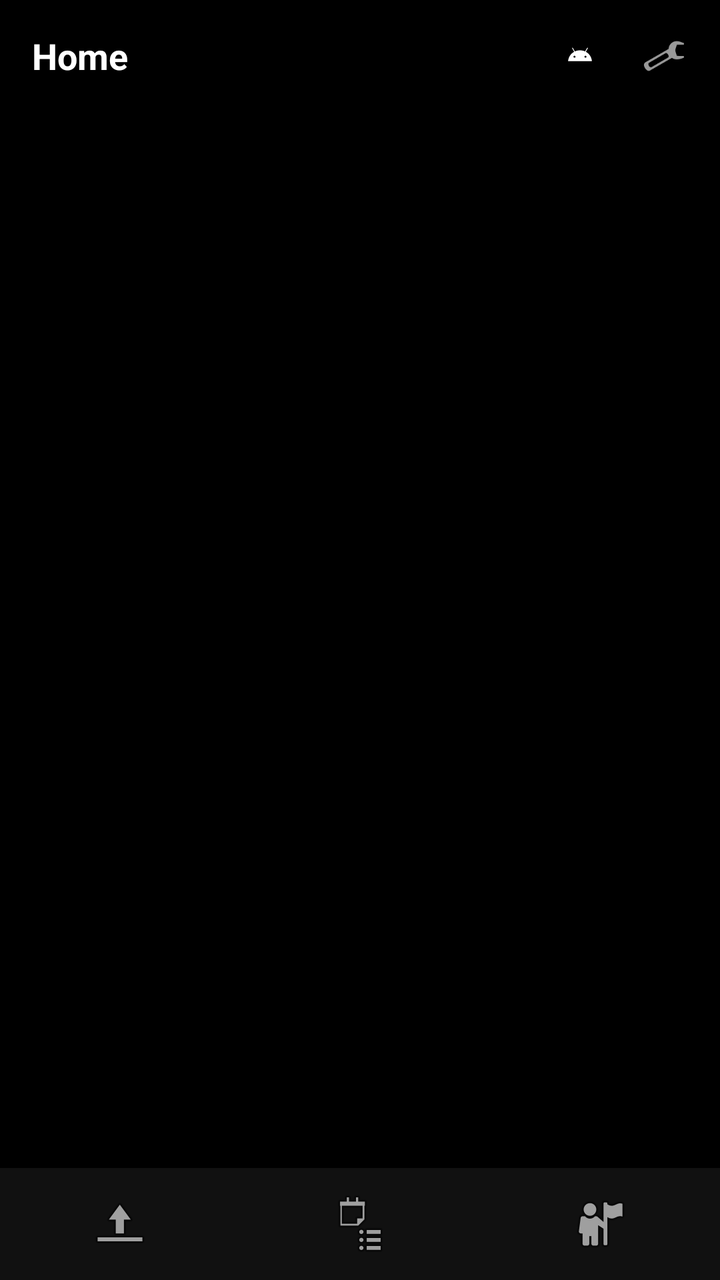
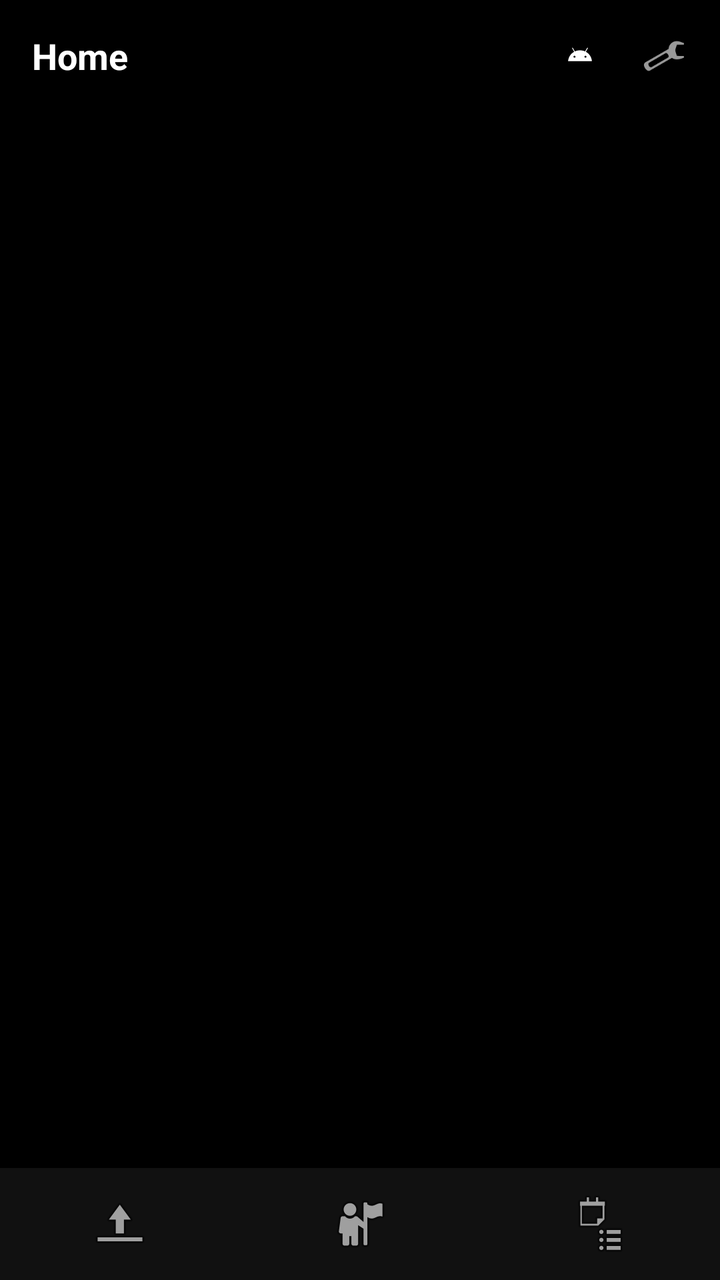

Screens rendered from an Android XML layout before and after an edit, with the pre-edit source and the edit as a unified diff.
<!-- AndroidManifest.xml: application theme Theme.GymPlanner -->
<!-- res/layout/activity_home.xml -->
<?xml version="1.0" encoding="utf-8"?>
<LinearLayout xmlns:android="http://schemas.android.com/apk/res/android"
    xmlns:app="http://schemas.android.com/apk/res-auto"
    android:layout_width="match_parent"
    android:layout_height="match_parent"
    android:orientation="vertical"
    android:background="#000000">

    
    <LinearLayout
        android:layout_width="match_parent"
        android:layout_height="56dp"
        android:orientation="horizontal"
        android:gravity="center_vertical"
        android:paddingStart="16dp"
        android:paddingEnd="16dp"
        android:background="#000000">

        <TextView
            android:layout_width="0dp"
            android:layout_height="wrap_content"
            android:layout_weight="1"
            android:text="Home"
            android:textColor="#FFFFFF"
            android:textSize="18sp"
            android:textStyle="bold" />

        <ImageView
            android:layout_width="28dp"
            android:layout_height="28dp"
            android:src="@drawable/ic_launcher_foreground"
            android:contentDescription="Logo"
            android:layout_marginEnd="16dp" />

        <ImageView
            android:id="@+id/btnConfiguracoes"
            android:layout_width="24dp"
            android:layout_height="24dp"
            android:src="@android:drawable/ic_menu_manage"
            android:contentDescription="Configurações" />

    </LinearLayout>

    
    <ListView
        android:id="@+id/lvTreinosRecentes"
        android:layout_width="match_parent"
        android:layout_height="0dp"
        android:layout_weight="1"
        android:padding="16dp"
        android:clipToPadding="false"
        android:divider="@null"
        android:dividerHeight="0dp" />

    
    <LinearLayout
        android:layout_width="match_parent"
        android:layout_height="56dp"
        android:orientation="horizontal"
        android:background="#111111"
        android:gravity="center">

        <ImageButton
            android:id="@+id/btnNavTreino"
            android:layout_width="0dp"
            android:layout_height="match_parent"
            android:layout_weight="1"
            android:src="@android:drawable/ic_menu_upload"
            android:background="@null"
            android:contentDescription="Iniciar Treino" />

        <ImageButton
            android:id="@+id/btnNavHistory"
            android:layout_width="0dp"
            android:layout_height="match_parent"
            android:layout_weight="1"
            android:src="@android:drawable/ic_menu_agenda"
            android:background="@null"
            android:contentDescription="Home" />

        <ImageButton
            android:id="@+id/btnNavSplit"
            android:layout_width="0dp"
            android:layout_height="match_parent"
            android:layout_weight="1"
            android:src="@android:drawable/ic_menu_myplaces"
            android:background="@null"
            android:contentDescription="Perfil" />

    </LinearLayout>

</LinearLayout>
<!-- resources referenced by this layout -->
<resources>
  <!-- drawable ic_launcher_foreground (drawable) -->
  <vector xmlns:android="http://schemas.android.com/apk/res/android"
      xmlns:aapt="http://schemas.android.com/aapt"
      android:width="108dp"
      android:height="108dp"
      android:viewportWidth="108"
      android:viewportHeight="108">
      <path android:pathData="M31,63.928c0,0 6.4,-11 12.1,-13.1c7.2,-2.6 26,-1.4 26,-1.4l38.1,38.1L107,108.928l-32,-1L31,63.928z">
          <aapt:attr name="android:fillColor">
              <gradient
                  android:endX="85.84757"
                  android:endY="92.4963"
                  android:startX="42.9492"
                  android:startY="49.59793"
                  android:type="linear">
                  <item
                      android:color="#44000000"
                      android:offset="0.0" />
                  <item
                      android:color="#00000000"
                      android:offset="1.0" />
              </gradient>
          </aapt:attr>
      </path>
      <path
          android:fillColor="#FFFFFF"
          android:fillType="nonZero"
          android:pathData="M65.3,45.828l3.8,-6.6c0.2,-0.4 0.1,-0.9 -0.3,-1.1c-0.4,-0.2 -0.9,-0.1 -1.1,0.3l-3.9,6.7c-6.3,-2.8 -13.4,-2.8 -19.7,0l-3.9,-6.7c-0.2,-0.4 -0.7,-0.5 -1.1,-0.3C38.8,38.328 38.7,38.828 38.9,39.228l3.8,6.6C36.2,49.428 31.7,56.028 31,63.928h46C76.3,56.028 71.8,49.428 65.3,45.828zM43.4,57.328c-0.8,0 -1.5,-0.5 -1.8,-1.2c-0.3,-0.7 -0.1,-1.5 0.4,-2.1c0.5,-0.5 1.4,-0.7 2.1,-0.4c0.7,0.3 1.2,1 1.2,1.8C45.3,56.528 44.5,57.328 43.4,57.328L43.4,57.328zM64.6,57.328c-0.8,0 -1.5,-0.5 -1.8,-1.2s-0.1,-1.5 0.4,-2.1c0.5,-0.5 1.4,-0.7 2.1,-0.4c0.7,0.3 1.2,1 1.2,1.8C66.5,56.528 65.6,57.328 64.6,57.328L64.6,57.328z"
          android:strokeWidth="1"
          android:strokeColor="#00000000" />
  </vector>
  <style name="Theme.GymPlanner" parent="Base.Theme.GymPlanner" />
  <style name="Base.Theme.GymPlanner" parent="Theme.Material3.DayNight.NoActionBar">
          
          
      </style>
</resources>

<!-- the commit's change to res/layout/activity_home.xml (unified diff, before → after) -->
@@ -74,7 +74,7 @@
             android:layout_width="0dp"
             android:layout_height="match_parent"
             android:layout_weight="1"
-            android:src="@android:drawable/ic_menu_agenda"
+            android:src="@android:drawable/ic_menu_myplaces"
             android:background="@null"
             android:contentDescription="Home" />
 
@@ -83,10 +83,9 @@
             android:layout_width="0dp"
             android:layout_height="match_parent"
             android:layout_weight="1"
-            android:src="@android:drawable/ic_menu_myplaces"
+            android:src="@android:drawable/ic_menu_agenda"
             android:background="@null"
             android:contentDescription="Perfil" />
-
     </LinearLayout>
 
 </LinearLayout>
